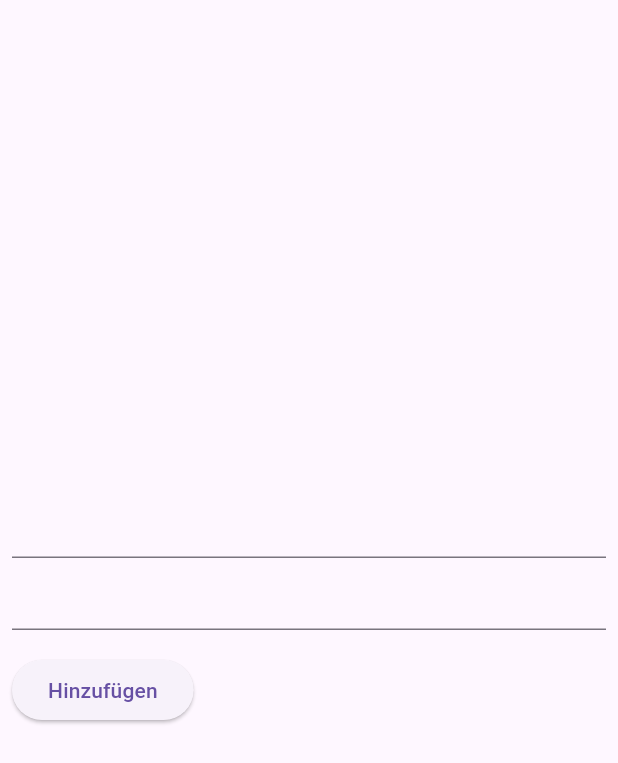
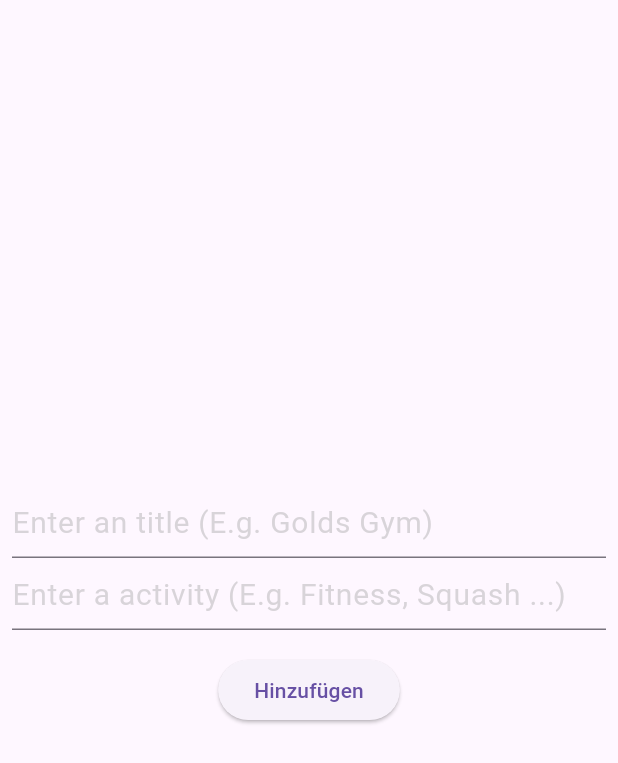
Before and after one commit to Kuhno92/usc_faker, a Flutter app: the screen it shows after launch, after a tap on the "add" icon, on a phone screen of 412 x 824 dp. Shown: the top 763 px of the screen. Run offline on Flutter 3.47's test engine with Material 3 defaults, Android fonts, the light colour scheme and no system bars; our stand-ins replace bloc, cloud_firestore, equatable, firebase_core, flutter_bloc; accounts and stored records are empty.

Commit message:
minor adjustments for provider deletion and insertion

```diff
--- a/lib/bloc/UscProvider/usc_provider_event.dart
+++ b/lib/bloc/UscProvider/usc_provider_event.dart
@@ -15,3 +15,9 @@ class AddUscProvider extends UscProviderEvent {
 
   AddUscProvider(this.provider);
 }
+
+class DeleteUscProvider extends UscProviderEvent {
+  final Map<String, dynamic> provider;
+
+  DeleteUscProvider(this.provider);
+}
--- a/lib/screens/add_provider_screen.dart
+++ b/lib/screens/add_provider_screen.dart
@@ -37,23 +37,33 @@ class _AddProviderScreenState extends State<AddProviderScreen> {
             Form(
               key: _formKey,
               child: Column(
-                crossAxisAlignment: CrossAxisAlignment.start,
+                crossAxisAlignment: CrossAxisAlignment.center,
                 children: [
                   TextFormField(
+                    decoration: InputDecoration(
+                        hintText: 'Enter an title (E.g. Golds Gym)',
+                        hintStyle: TextStyle(
+                            color: Colors.grey.withAlpha(100)) // Example text
+                        ),
                     // The validator receives the text that the user has entered.
                     validator: (value) {
                       if (value == null || value.isEmpty) {
-                        return 'Please enter some text';
+                        return 'Please enter a title';
                       }
                       _title = value;
                       return null;
                     },
                   ),
                   TextFormField(
+                    decoration: InputDecoration(
+                        hintText: 'Enter a activity (E.g. Fitness, Squash ...)',
+                        hintStyle: TextStyle(
+                            color: Colors.grey.withAlpha(100)) // Example text
+                        ),
                     // The validator receives the text that the user has entered.
                     validator: (value) {
                       if (value == null || value.isEmpty) {
-                        return 'Please enter some text';
+                        return 'Please enter some activity';
                       }
                       _activity = value;
                       return null;
--- a/lib/screens/provider_selection_screen.dart
+++ b/lib/screens/provider_selection_screen.dart
@@ -56,8 +56,11 @@ class _ProviderSelectionScreenState extends State<ProviderSelectionScreen> {
                                   ),
                                 );
                               },
-                              child: Container(
-                                width: double.maxFinite,
+                              child: Row(
+                                mainAxisAlignment:
+                                    MainAxisAlignment.spaceBetween,
+                                children: [
+                                  Container(
                                     child: Padding(
                                       padding: const EdgeInsets.all(8.0),
                                       child: Text(
@@ -65,6 +68,18 @@ class _ProviderSelectionScreenState extends State<ProviderSelectionScreen> {
                                         style: TextStyle(color: Colors.grey),
                                       ),
                                     ),
+                                  ),
+                                  IconButton(
+                                      onPressed: () {
+                                        BlocProvider.of<UscProviderBloc>(
+                                                context)
+                                            .add(DeleteUscProvider(item));
+                                      },
+                                      icon: Icon(
+                                        Icons.delete,
+                                        color: Colors.red,
+                                      ))
+                                ],
                               ),
                             ),
                           ))
```
Also changed, not shown: lib/bloc/UscProvider/usc_provider_bloc.dart (+39 -0 lines). Lines whose indentation alone changed are shown as unchanged.
